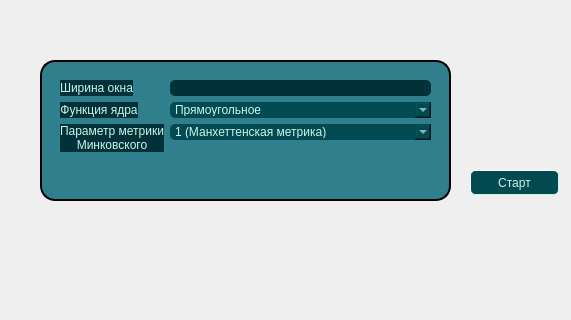
EL96cpp/KnnVisualiser, file mainwindow.ui: the form before one commit; both pictures show x 0 to 571 and y 0 to 320 of the 1274 by 905 pixel window.
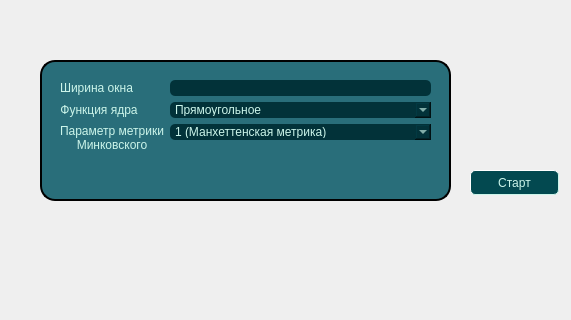
The form after the commit. Icons and pictures are not drawn.

Diff of the .ui file:
```diff
--- a/mainwindow.ui
+++ b/mainwindow.ui
@@ -36,7 +36,7 @@
     <property name="styleSheet">
      <string notr="true">#groupBox {
 
-	background-color: rgba(7,103,119,210);
+	background-color: rgba(5, 87, 101, 215);
     border-style: outset;
     border-width: 2px;
     border-radius: 15px;
@@ -70,7 +70,7 @@
        <widget class="QLabel" name="widthLabel">
         <property name="styleSheet">
          <string notr="true">color: rgb(204, 245, 234);
-background-color: rgb(2, 50, 57);</string>
+</string>
         </property>
         <property name="text">
          <string>Ширина окна</string>
@@ -94,7 +94,7 @@
        <widget class="QLabel" name="kernelLabel">
         <property name="styleSheet">
          <string notr="true">color: rgb(204, 245, 234);
-background-color: rgb(2, 50, 57);</string>
+</string>
         </property>
         <property name="text">
          <string>Функция ядра</string>
@@ -107,7 +107,7 @@
       <item row="1" column="1">
        <widget class="QComboBox" name="kernelComboBox">
         <property name="styleSheet">
-         <string notr="true">	background-color: rgb(2, 74, 82);
+         <string notr="true">	background-color: rgb(2, 50, 57);
 	color: rgb(204, 245, 234);
     border-style: outset;
     border-radius: 5px;</string>
@@ -143,7 +143,7 @@
        <widget class="QLabel" name="metricLabel">
         <property name="styleSheet">
          <string notr="true">color: rgb(204, 245, 234);
-background-color: rgb(2, 50, 57);</string>
+</string>
         </property>
         <property name="text">
          <string>Параметр метрики
@@ -157,7 +157,7 @@
       <item row="2" column="1">
        <widget class="QComboBox" name="metricComboBox">
         <property name="styleSheet">
-         <string notr="true">	background-color: rgb(2, 74, 82);
+         <string notr="true">	background-color: rgb(2, 50, 57);
 	color: rgb(204, 245, 234);
     border-style: outset;
     border-radius: 5px;</string>
```
